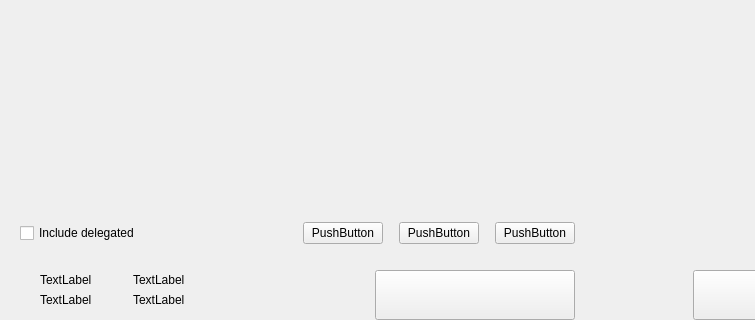
Gh0st-N1njA/ALNJCoin, file src/qt/alnj/forms/send.ui: the form before one commit; both pictures show x 0 to 755 and y 380 to 700 of the 893 by 700 pixel window.
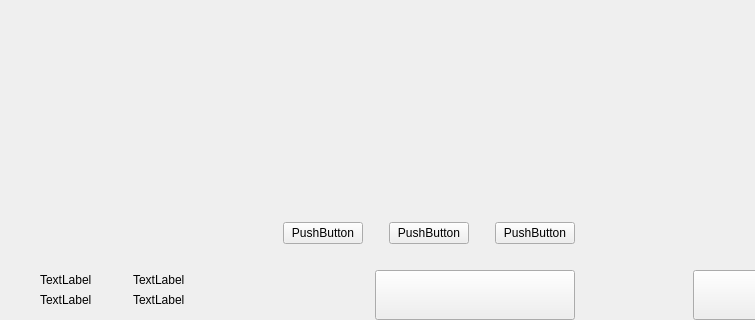
The form after the commit. Custom widgets are drawn as their Qt base class.

Diff of the .ui file:
```diff
--- a/src/qt/alnj/forms/send.ui
+++ b/src/qt/alnj/forms/send.ui
@@ -366,22 +366,9 @@
           <property name="spacing">
            <number>6</number>
           </property>
-          <property name="leftMargin">
-           <number>20</number>
-          </property>
           <property name="rightMargin">
            <number>20</number>
           </property>
-          <item>
-           <widget class="QCheckBox" name="checkBoxDelegations">
-            <property name="layoutDirection">
-             <enum>Qt::LeftToRight</enum>
-            </property>
-            <property name="text">
-             <string>Include delegated</string>
-            </property>
-           </widget>
-          </item>
           <item>
            <spacer name="horizontalSpacer_4">
             <property name="orientation">
@@ -389,7 +376,7 @@
             </property>
             <property name="sizeHint" stdset="0">
              <size>
-              <width>10</width>
+              <width>40</width>
               <height>20</height>
              </size>
             </property>
@@ -415,7 +402,7 @@
             </property>
             <property name="sizeHint" stdset="0">
              <size>
-              <width>10</width>
+              <width>20</width>
               <height>20</height>
              </size>
             </property>
@@ -444,7 +431,7 @@
             </property>
             <property name="sizeHint" stdset="0">
              <size>
-              <width>10</width>
+              <width>20</width>
               <height>20</height>
              </size>
             </property>
```
Left out of the diff: 2 changed lines with no effect on the pictures.
